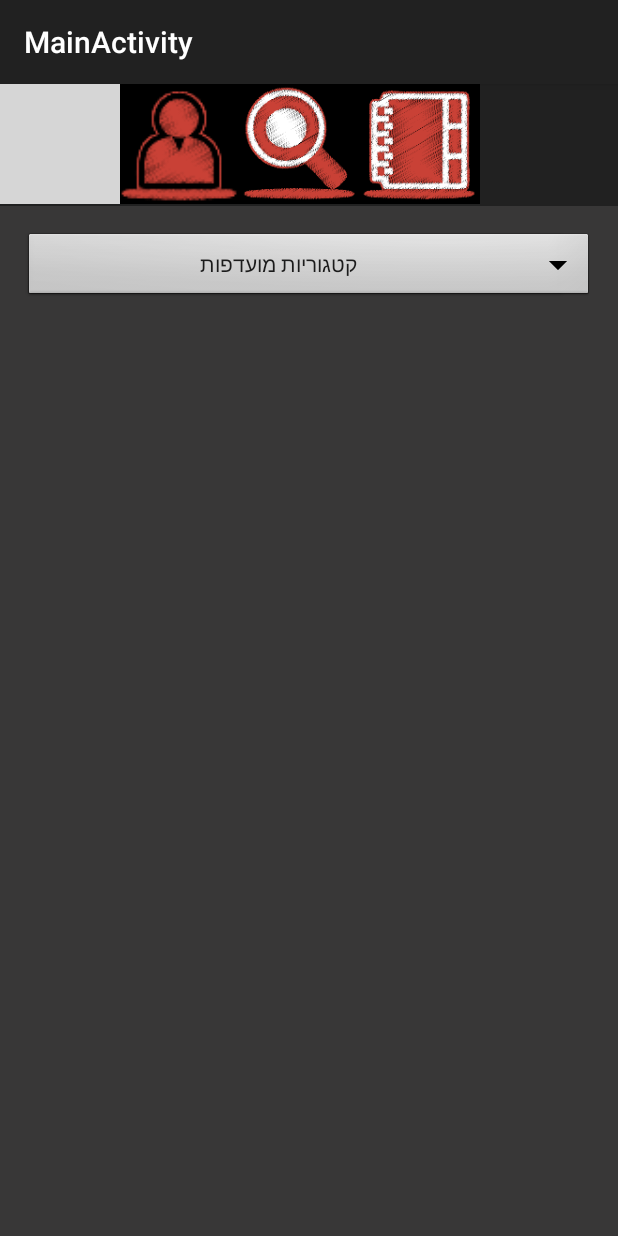
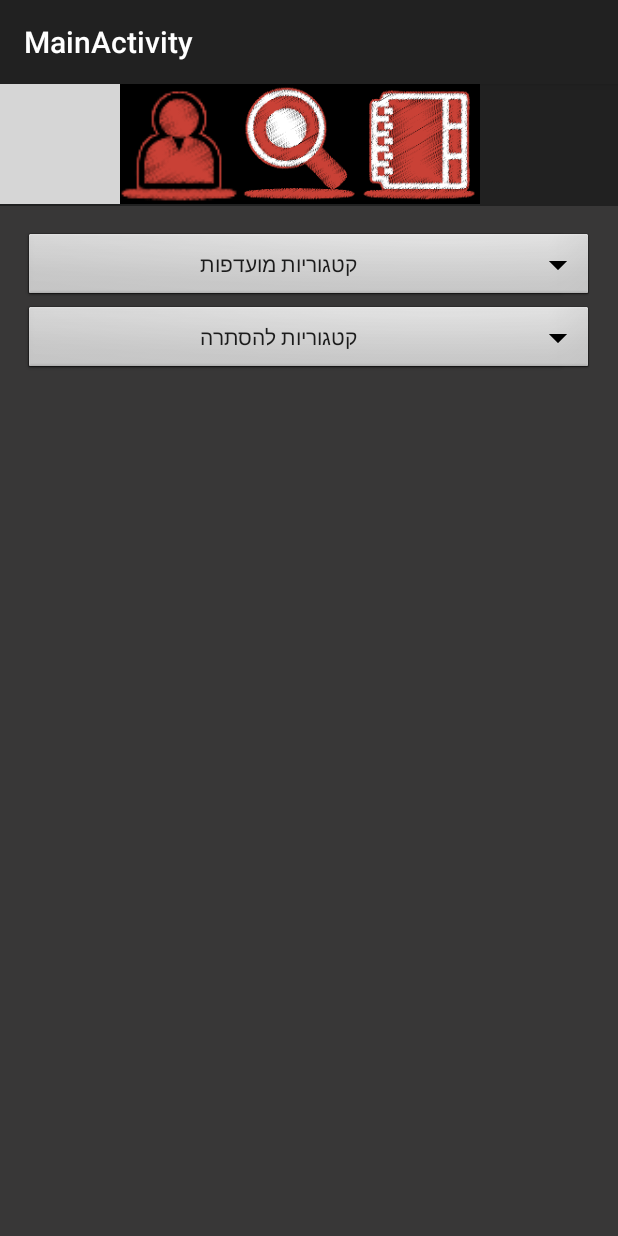
Before and after one commit to shlomo2013/MyCookBook, an Android app: the fragment PersonalFragment placed in its activity, after a tap on "קטגוריות מועדפות", on a phone screen of 412 x 824 dp. Run offline under Robolectric (Android 15) with nearby library versions, the phone set to English and light mode, and no system bars; 6 statements that could not run were skipped; grey boxes are pictures that could not be loaded.

Commit message:
dropdown list categories personal  + NOT categories

```diff
--- a/app/src/main/java/com/MyCookBook/Fragment/FeedFragment.java
+++ b/app/src/main/java/com/MyCookBook/Fragment/FeedFragment.java
@@ -1,21 +1,25 @@
 package com.MyCookBook.Fragment;
 
+import android.app.Fragment;
 import android.os.Bundle;
 import android.support.annotation.Nullable;
-import android.app.Fragment;
 import android.view.LayoutInflater;
 import android.view.View;
 import android.view.ViewGroup;
-import android.widget.ArrayAdapter;
-import android.widget.Spinner;
+import android.widget.CheckBox;
+import android.widget.ListView;
 
 import com.example.mycookbook.mycookbook.R;
+
+import java.util.ArrayList;
 
 /**
  * Created by nirgadasi on 4/29/15.
  */
 public class FeedFragment extends Fragment {
-
+    ArrayList<CheckBox> alFoodCategory;
+    DropDownListAdapter mAdapter;
+    ListView lvDropDownList ;
     public FeedFragment() {
 
     }
@@ -25,10 +29,11 @@ public class FeedFragment extends Fragment {
 
         View rootView = inflater.inflate(R.layout.activity_feed_fregment , container , false);
 
-      //  Spinner dropdown = (Spinner)rootView.findViewById(R.id.spinner1);
-     //   String[] items = new String[]{"1", "2", "three"};
-      //  ArrayAdapter<String> adapter = new ArrayAdapter<String>(this, android.R.layout.simple_spinner_item, items);
-     //   dropdown.setAdapter(adapter);
+
+        //  Spinner dropdown = (Spinner)rootView.findViewById(R.id.spinner1);
+        //   String[] items = new String[]{"1", "2", "three"};
+        //  ArrayAdapter<String> adapter = new ArrayAdapter<String>(this, android.R.layout.simple_spinner_item, items);
+        //   dropdown.setAdapter(adapter);
 
         return rootView;
     }
--- a/app/src/main/java/com/MyCookBook/Fragment/PersonalFragment.java
+++ b/app/src/main/java/com/MyCookBook/Fragment/PersonalFragment.java
@@ -1,6 +1,7 @@
 package com.MyCookBook.Fragment;
 
 import android.app.Fragment;
+import android.content.Context;
 import android.graphics.drawable.BitmapDrawable;
 import android.os.Bundle;
 import android.support.annotation.ArrayRes;
@@ -32,7 +33,6 @@ public class PersonalFragment extends Fragment {
 
     private PopupWindow pw;
     TableLayout tbLayout;
-    Button btnDDPersonalCategories;
     LinearLayout llPopup;
     RelativeLayout rlpersonalfrag;
     ListView lvDropDownList;
@@ -42,6 +42,7 @@ public class PersonalFragment extends Fragment {
     View  dropDownView;
 
     ArrayList<CheckBox> alFoodCategory;
+    ArrayList<CheckBox> alNoFoodCategory;
     DropDownListAdapter mAdapter;
 
     public PersonalFragment() {
@@ -52,31 +53,24 @@ public class PersonalFragment extends Fragment {
     public View onCreateView(LayoutInflater inflater, @Nullable ViewGroup container, @Nullable Bundle savedInstanceState) {
 
         rootView     = inflater.inflate(R.layout.activity_personal_fregment, container, false);
-        popUpView    = inflater.inflate(R.layout.pop_up_window, container, false);
         dropDownView = inflater.inflate(R.layout.drop_down_list_row, container, false);
-
         llPopup                  = (LinearLayout)       rootView.findViewById(R.id.DropDownList);
         rlpersonalfrag           = (RelativeLayout)     rootView.findViewById(R.id.personalfragRelativelayout);
-        btnDDPersonalCategories  = (Button)             rootView.findViewById(R.id.btnDropDownPersonalCategories);
+        //btnDDPersonalCategories  = (Button)             rootView.findViewById(R.id.btnDropDownPersonalCategories);
         lvDropDownList           = (ListView)           popUpView.findViewById(R.id.lvDropDownList);
 
-        //onClickListener to initiate the dropDown list
-        btnDDPersonalCategories.setOnClickListener(new View.OnClickListener() {
-            public void onClick(View v) {
-                initCategories();
-                initiatePopUp(alFoodCategory);
-            }
-        });
+        handleCategories();
+        handleNoCategories();
         return rootView;
     }
 
 
-    public void initCategories(){
+    public void initCategories(ListView lvListView, ArrayList<CheckBox> items, int ArrayName){
         ArrayAdapter<CharSequence> adapter = ArrayAdapter.createFromResource(getActivity().getBaseContext(),
-                R.array.personal_pref_array,
+                ArrayName,
                 android.R.layout.simple_list_item_1);
 
-        alFoodCategory = new ArrayList<CheckBox>();
+        items = new ArrayList<CheckBox>();
         for (int i = 0; i < adapter.getCount(); i++){
             String s = (String)adapter.getItem(i);
             CheckBox c = new CheckBox(getActivity().getBaseContext());
@@ -88,10 +82,10 @@ public class PersonalFragment extends Fragment {
             {
                 c.setChecked(false);
             }
-            alFoodCategory.add(c);
+            items.add(c);
 
-            mAdapter = new DropDownListAdapter(alFoodCategory, getActivity().getBaseContext());
-            lvDropDownList.setAdapter(mAdapter);
+            mAdapter = new DropDownListAdapter(items, getActivity().getBaseContext());
+            lvListView.setAdapter(mAdapter);
 
         }
     }
@@ -167,4 +161,79 @@ public class PersonalFragment extends Fragment {
         //   tr.setTextDirection(View.LAYOUT_DIRECTION_RTL);
         return tr;
     }
+
+    public void handleNoCategories(){
+        final Button btnDDNoPersonalCategories = (Button)rootView.findViewById(R.id.btnDropDownPersonalCategoriesNOT);
+        btnDDNoPersonalCategories.setOnClickListener(new Button.OnClickListener(){
+
+                 @Override
+                 public void onClick(View arg0) {
+                     LayoutInflater layoutInflater = (LayoutInflater)getActivity().getBaseContext().getSystemService(Context.LAYOUT_INFLATER_SERVICE);
+
+                     View popupView = layoutInflater.inflate(R.layout.popup, null);
+                     lvDropDownList           = (ListView)           popupView.findViewById(R.id.lvDropDownList);
+                     ListView  lvDropDownListNot = (ListView)         rootView.findViewById(R.id.lvDropDownListNot);
+
+                     initCategories(lvDropDownList , alNoFoodCategory, R.array.personal_no_pref_array);
+
+                     final PopupWindow popupWindow = new PopupWindow(popupView,LayoutParams.WRAP_CONTENT,LayoutParams.WRAP_CONTENT);
+                     popupWindow.setBackgroundDrawable(new BitmapDrawable());
+                     popupWindow.setTouchable(true);
+
+                            //let pop-up be informed about touch events outside its window. This  should be done before setting the content of pop-up
+                     popupWindow.setOutsideTouchable(true);
+                     popupWindow.setHeight(LayoutParams.WRAP_CONTENT);
+
+
+                     Button btnDismiss = (Button)popupView.findViewById(R.id.dismiss);
+                     btnDismiss.setOnClickListener(new Button.OnClickListener(){
+                         @Override
+                         public void onClick(View v) {
+                             // TODO Auto-generated method stub
+                             popupWindow.dismiss();
+                         }});
+
+                     popupWindow.showAsDropDown(btnDDNoPersonalCategories);
+
+                 }});
+    }
+
+
+    public void handleCategories(){
+        final Button btnDDPersonalCategories = (Button)rootView.findViewById(R.id.btnDropDownPersonalCategories);
+        btnDDPersonalCategories.setOnClickListener(new Button.OnClickListener(){
+
+                 @Override
+                 public void onClick(View arg0) {
+                     LayoutInflater layoutInflater = (LayoutInflater)getActivity().getBaseContext().getSystemService(Context.LAYOUT_INFLATER_SERVICE);
+
+                     View popupView = layoutInflater.inflate(R.layout.popup, null);
+                     lvDropDownList           = (ListView)           popupView.findViewById(R.id.lvDropDownList);
+                     ListView  lvDropDownListNot = (ListView)         rootView.findViewById(R.id.lvDropDownListNot);
+
+                     initCategories(lvDropDownList , alFoodCategory, R.array.personal_pref_array);
+
+                     final PopupWindow popupWindow = new PopupWindow(popupView,LayoutParams.WRAP_CONTENT,LayoutParams.WRAP_CONTENT);
+                     popupWindow.setBackgroundDrawable(new BitmapDrawable());
+                     popupWindow.setTouchable(true);
+
+                            //let pop-up be informed about touch events outside its window. This  should be done before setting the content of pop-up
+                     popupWindow.setOutsideTouchable(true);
+                     popupWindow.setHeight(LayoutParams.WRAP_CONTENT);
+
+
+                     Button btnDismiss = (Button)popupView.findViewById(R.id.dismiss);
+                     btnDismiss.setOnClickListener(new Button.OnClickListener(){
+                         @Override
+                         public void onClick(View v) {
+                             // TODO Auto-generated method stub
+                             popupWindow.dismiss();
+                         }});
+
+                     popupWindow.showAsDropDown(btnDDPersonalCategories);
+
+                 }});
+
+
+    }
 }
--- a/app/src/main/res/layout/activity_feed_fregment.xml
+++ b/app/src/main/res/layout/activity_feed_fregment.xml
@@ -15,6 +15,7 @@
         android:background="@android:drawable/btn_dropdown"
         android:spinnerMode="dropdown" />
 
+
     <ImageView
         android:layout_width="match_parent"
         android:layout_height="match_parent"
@@ -25,5 +26,4 @@
         android:layout_marginStart="40dp"
         android:src="@mipmap/red_home_icon"
         android:layout_below="@+id/spinner1" />
-
 </RelativeLayout>
--- a/app/src/main/res/layout/activity_personal_fregment.xml
+++ b/app/src/main/res/layout/activity_personal_fregment.xml
@@ -9,13 +9,12 @@
     android:paddingTop="@dimen/activity_vertical_margin"
     tools:context="com.MyCookBook.Fragment.MainActivity">
 
-    <!--<LinearLayout-->
-        <!--xmlns:android="http://schemas.android.com/apk/res/android"-->
-        <!--android:layout_width="fill_parent"-->
-        <!--android:layout_height="wrap_content"-->
-        <!--android:layout_column="13"-->
-        <!--android:baselineAligned="false"-->
-        <!--android:id="@+id/linearLayout">-->
+    <LinearLayout
+        android:layout_width="match_parent"
+        android:layout_height="wrap_content"
+        android:baselineAligned="false"
+        android:id="@+id/linearLayout1"
+        android:orientation="vertical">
 
         <Button
             android:id="@+id/btnDropDownPersonalCategories"
@@ -23,9 +22,23 @@
             android:layout_height="wrap_content"
             android:background="@android:drawable/btn_dropdown"
             android:text="קטגוריות מועדפות" />
+        <ListView
+            android:layout_width="match_parent"
+            android:layout_height="match_parent"
+            android:id="@+id/lvDropDownListNot"/>
 
+    <Button
+               android:id="@+id/btnDropDownPersonalCategoriesNOT"
+               android:layout_width="match_parent"
+               android:layout_height="wrap_content"
+               android:background="@android:drawable/btn_dropdown"
+               android:text="קטגוריות להסתרה"
+        android:layout_below="@+id/btnDropDownPersonalCategories"
+        android:layout_alignParentLeft="true"
+        android:layout_alignParentStart="true" />
 
-<!--
+</LinearLayout>
+
     <TableLayout
         android:id="@+id/tbPersonalLayout"
         android:layout_width="wrap_content"
@@ -33,7 +46,6 @@
 
 
     </TableLayout>
--->
 
 
 </RelativeLayout>
```
Also changed, not shown: app/src/main/res/layout/pop_up_window.xml (deleted, +0 -19 lines), 1 other file.
